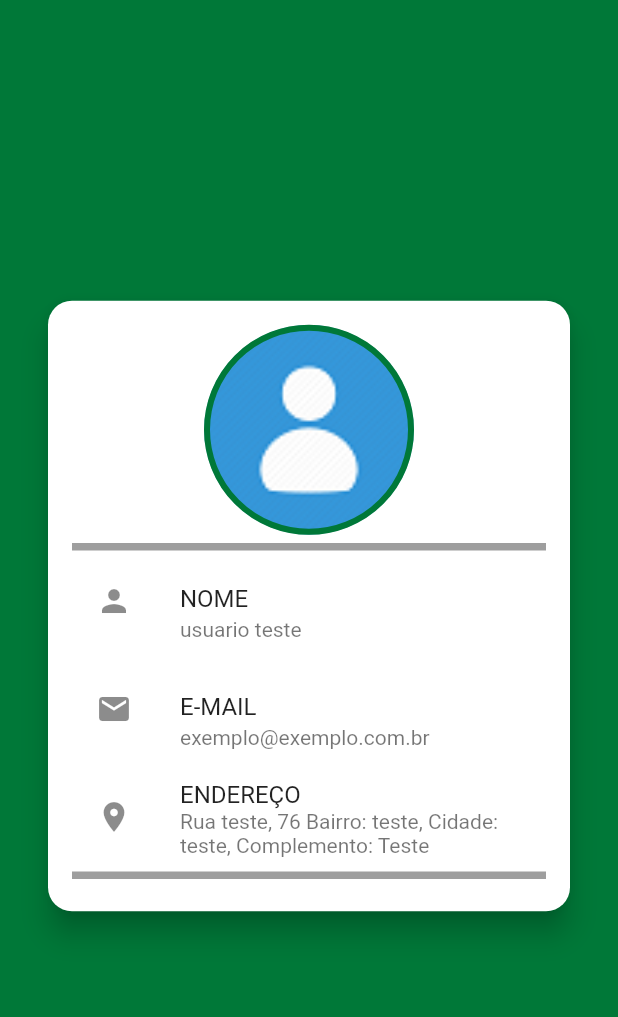
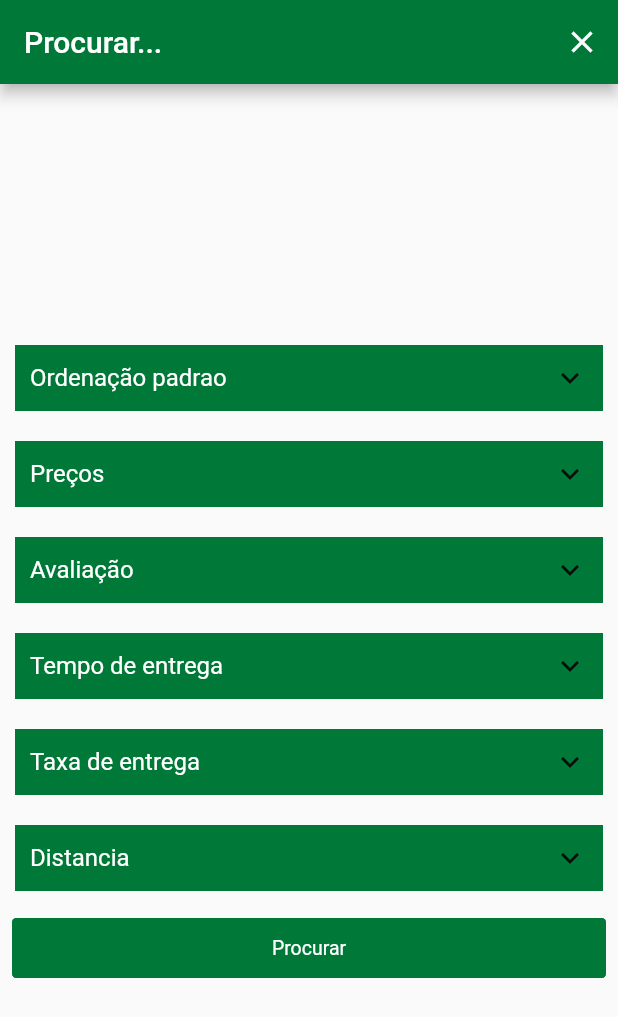
Before and after one commit to lucas-de-almeida/tendy_tudo_demo, a Flutter app: the screen it shows after launch, on a phone screen of 412 x 824 dp. Shown: the top 1017 px of the screen. Run offline on Flutter 3.47's test engine with Material 2 defaults, Android fonts, the phone set to English and light mode, and no system bars; drawn by our look-alikes of getwidget; our stand-ins replace get.

Commit message:
criado layout tela de busca

```diff
--- a/tendytudo_demo/lib/main.dart
+++ b/tendytudo_demo/lib/main.dart
@@ -1,4 +1,5 @@
 import 'package:flutter/material.dart';
+import 'package:tendytudo_demo/pages/filters/filter_page.dart';
 import 'package:tendytudo_demo/pages/home/home_page.dart';
 import 'package:tendytudo_demo/pages/profile/profile.dart';
 
@@ -11,7 +12,7 @@ class MyApp extends StatelessWidget {
   Widget build(BuildContext context) {
     return MaterialApp(
       debugShowCheckedModeBanner: false,
-      home: Profile(),
+      home: FiltersPage(),
     );
   }
 }
--- /dev/null
+++ b/tendytudo_demo/lib/pages/filters/filter_page.dart
@@ -0,0 +1,203 @@
+import 'package:flutter/material.dart';
+import 'package:get/get.dart';
+import 'package:getwidget/getwidget.dart';
+
+class FiltersPage extends StatefulWidget {
+  @override
+  _FiltersPageState createState() => _FiltersPageState();
+}
+
+class _FiltersPageState extends State<FiltersPage> {
+  double _value = 0.0;
+  @override
+  Widget build(BuildContext context) {
+    return Scaffold(
+      appBar: AppBar(
+        title: Text('Procurar...'),
+        backgroundColor: Color(0xFF007838),
+        automaticallyImplyLeading: true,
+        actions: [
+          IconButton(
+            icon: Icon(Icons.clear),
+            onPressed: Get.back,
+          )
+        ],
+      ),
+      body: Center(
+        child: SingleChildScrollView(
+          child: Column(
+            children: [
+              Column(
+                mainAxisAlignment: MainAxisAlignment.center,
+                children: [
+                  GFAccordion(
+                    title: 'Ordenação padrao',
+                    textStyle: TextStyle(color: Colors.white, fontSize: 16),
+                    collapsedTitleBackgroundColor: Color(0xFF007838),
+                    expandedTitleBackgroundColor: Color(0xFF007838),
+                    contentBackgroundColor: Colors.blueAccent,
+                    contentChild: Column(
+                      children: [
+                        Row(
+                          children: [
+                            Checkbox(value: false, onChanged: null),
+                            Text('Ordenar pelo maior valor'),
+                          ],
+                        ),
+                        Row(
+                          children: [
+                            Checkbox(value: false, onChanged: null),
+                            Text('Ordenar pelo maior valor'),
+                          ],
+                        ),
+                      ],
+                    ),
+                  ),
+                  GFAccordion(
+                    title: 'Preços',
+                    textStyle: TextStyle(color: Colors.white, fontSize: 16),
+                    collapsedTitleBackgroundColor: Color(0xFF007838),
+                    expandedTitleBackgroundColor: Color(0xFF007838),
+                    contentBackgroundColor: Colors.blueAccent,
+                    contentChild: Column(
+                      children: [
+                        Row(
+                          children: [
+                            Checkbox(value: false, onChanged: null),
+                            Text('Ordenar pelo maior valor'),
+                          ],
+                        ),
+                        Row(
+                          children: [
+                            Checkbox(value: false, onChanged: null),
+                            Text('Ordenar pelo menor valor'),
+                          ],
+                        ),
+                      ],
+                    ),
+                  ),
+                  GFAccordion(
+                    title: 'Avaliação',
+                    textStyle: TextStyle(color: Colors.white, fontSize: 16),
+                    collapsedTitleBackgroundColor: Color(0xFF007838),
+                    expandedTitleBackgroundColor: Color(0xFF007838),
+                    contentBackgroundColor: Colors.blueAccent,
+                    contentChild: Column(
+                      children: [
+                        Row(
+                          children: [
+                            Checkbox(value: false, onChanged: null),
+                            Text('Ordenar pelo melhor avaliação'),
+                          ],
+                        ),
+                        Row(
+                          children: [
+                            Checkbox(value: false, onChanged: null),
+                            Text('Ordenar pelo menor avaliação'),
+                          ],
+                        ),
+                      ],
+                    ),
+                  ),
+                  GFAccordion(
+                    title: 'Tempo de entrega',
+                    textStyle: TextStyle(color: Colors.white, fontSize: 16),
+                    collapsedTitleBackgroundColor: Color(0xFF007838),
+                    expandedTitleBackgroundColor: Color(0xFF007838),
+                    contentBackgroundColor: Colors.blueAccent,
+                    contentChild: Column(
+                      children: [
+                        Row(
+                          children: [
+                            Checkbox(value: false, onChanged: null),
+                            Text('Ordenar pelo maior Tempo de entrega'),
+                          ],
+                        ),
+                        Row(
+                          children: [
+                            Checkbox(value: false, onChanged: null),
+                            Text('Ordenar pelo menor Tempo de entrega'),
+                          ],
+                        ),
+                      ],
+                    ),
+                  ),
+                  GFAccordion(
+                    title: 'Taxa de entrega',
+                    textStyle: TextStyle(color: Colors.white, fontSize: 16),
+                    collapsedTitleBackgroundColor: Color(0xFF007838),
+                    expandedTitleBackgroundColor: Color(0xFF007838),
+                    contentBackgroundColor: Colors.blueAccent,
+                    contentChild: Column(
+                      children: [
+                        Row(
+                          children: [
+                            Checkbox(value: false, onChanged: null),
+                            Text('Ordenar pelo maior taxa de entrega'),
+                          ],
+                        ),
+                        Row(
+                          children: [
+                            Checkbox(value: false, onChanged: null),
+                            Text('Ordenar pelo menor taxa de entrega'),
+                          ],
+                        ),
+                      ],
+                    ),
+                  ),
+                  GFAccordion(
+                    title: 'Distancia',
+                    textStyle: TextStyle(color: Colors.white, fontSize: 16),
+                    collapsedTitleBackgroundColor: Color(0xFF007838),
+                    expandedTitleBackgroundColor: Color(0xFF007838),
+                    contentBackgroundColor: Colors.blueAccent,
+                    contentChild: Column(
+                      children: [
+                        Text(
+                          'Distancia maxima de 30 km',
+                        ),
+                        Row(
+                          children: [
+                            Text('0'),
+                            Expanded(
+                              flex: 30,
+                              child: Slider(
+                                value: _value,
+                                activeColor: Colors.black,
+                                inactiveColor: Colors.black,
+                                min: 0.0,
+                                max: 30.0,
+                                divisions: 100,
+                                label: '${_value.round()}',
+                                onChanged: (value) {
+                                  setState(() {
+                                    _value = value;
+                                  });
+                                },
+                              ),
+                            ),
+                            Text('30'),
+                          ],
+                        ),
+                      ],
+                    ),
+                  ),
+                ],
+              ),
+              Padding(
+                padding: const EdgeInsets.all(8.0),
+                child: GFButton(
+                  onPressed: () {},
+                  text: "Procurar",
+                  color: Color(0xFF007838),
+                  size: GFSize.MEDIUM,
+                  fullWidthButton: true,
+                ),
+              ),
+            ],
+          ),
+        ),
+      ),
+    );
+  }
+}
--- a/tendytudo_demo/lib/pages/profile/profile.dart
+++ b/tendytudo_demo/lib/pages/profile/profile.dart
@@ -1,6 +1,6 @@
 import 'package:flutter/material.dart';
 
-class Profile extends StatelessWidget {
+class ProfilePage extends StatelessWidget {
   @override
   Widget build(BuildContext context) {
     return Scaffold(
--- a/tendytudo_demo/pubspec.yaml
+++ b/tendytudo_demo/pubspec.yaml
@@ -28,7 +28,7 @@ dependencies:
   #bloco get
   get:
   get_storage: ^1.3.1
-
+  getwidget: ^1.2.2
   # The following adds the Cupertino Icons font to your application.
   # Use with the CupertinoIcons class for iOS style icons.
   cupertino_icons: ^0.1.3
```
